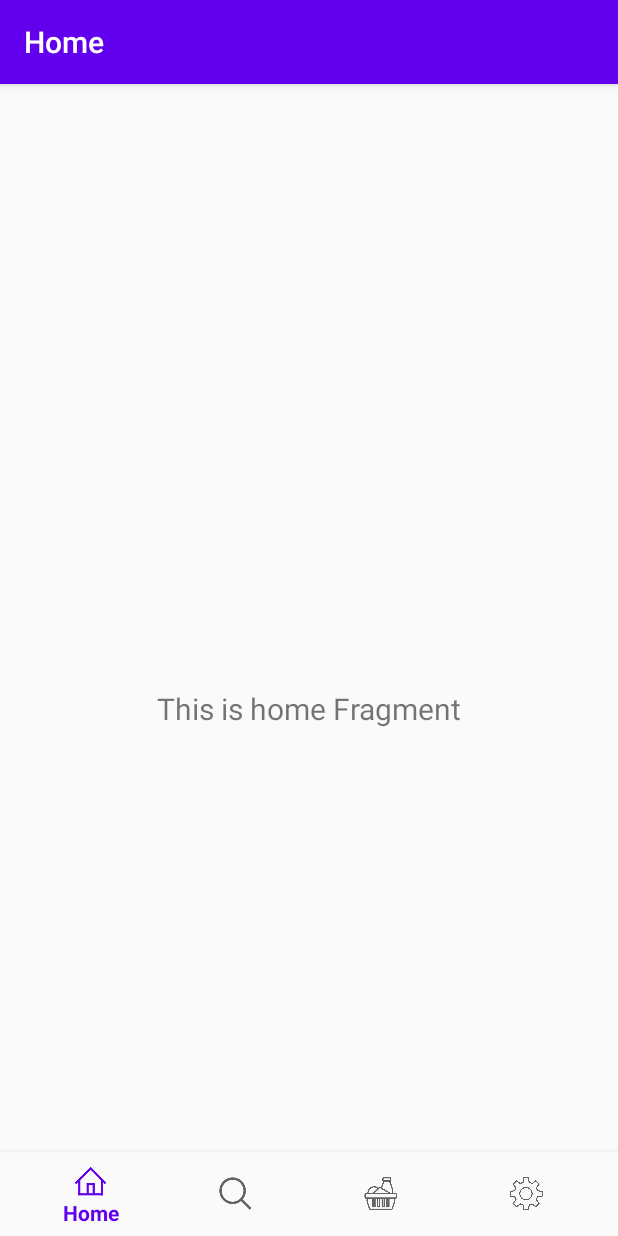
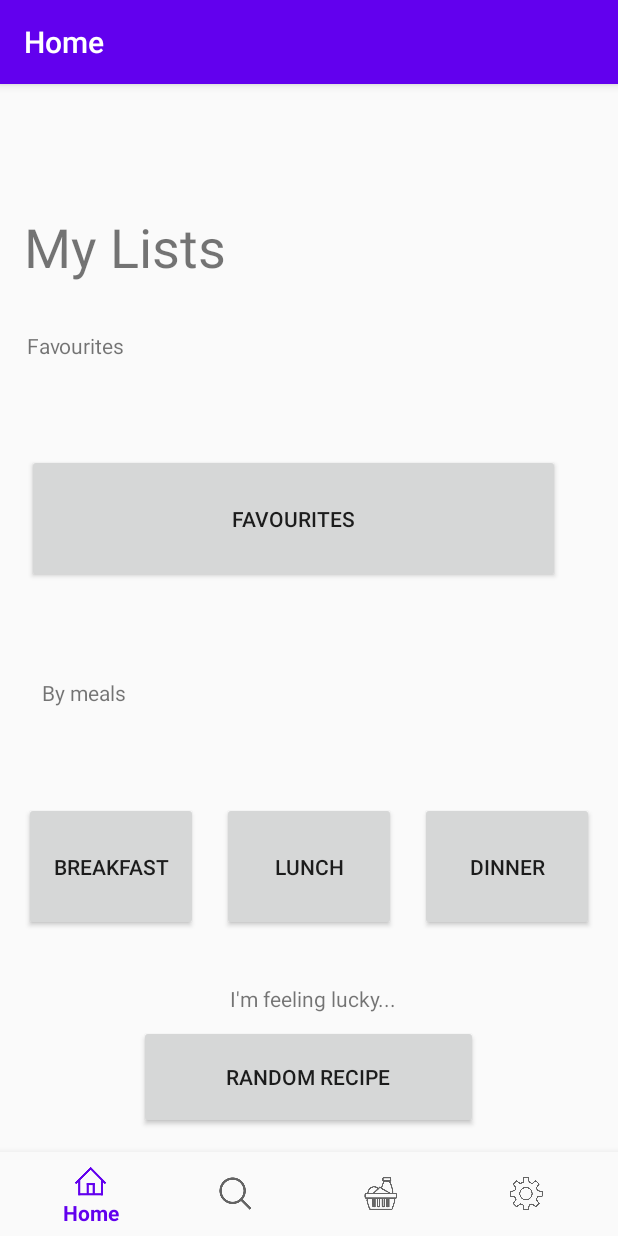
Before and after one commit to elenagin/Cook-For-You, an Android app: the screen it shows after launch (MainActivity), on a phone screen of 412 x 824 dp. Run offline under Robolectric (Android 15) with nearby library versions, the phone set to English and light mode, and no system bars; our stand-ins replace navigation-ui.

Commit message:
adding home view design

```diff
--- a/app/src/main/java/com/example/cookforyou/ui/home/HomeFragment.kt
+++ b/app/src/main/java/com/example/cookforyou/ui/home/HomeFragment.kt
@@ -21,10 +21,6 @@ class HomeFragment : Fragment() {
         homeViewModel =
                 ViewModelProviders.of(this).get(HomeViewModel::class.java)
         val root = inflater.inflate(R.layout.fragment_home, container, false)
-        val textView: TextView = root.findViewById(R.id.text_home)
-        homeViewModel.text.observe(viewLifecycleOwner, {
-            textView.text = it
-        })
         return root
     }
 }
--- a/app/src/main/java/com/example/cookforyou/ui/pantry/PantryAdapter.kt
+++ b/app/src/main/java/com/example/cookforyou/ui/pantry/PantryAdapter.kt
@@ -5,8 +5,9 @@ import android.view.View
 import android.view.ViewGroup
 import androidx.recyclerview.widget.RecyclerView
 import com.example.cookforyou.R
+import com.google.firebase.firestore.DocumentSnapshot
 
-class PantryAdapter(private val pantryItem: List<PantryItem>) :
+class PantryAdapter(private val pantryItem: MutableMap<String, Any>) :
     RecyclerView.Adapter<PantryAdapter.PantryHolder>() {
     override fun onCreateViewHolder(parent: ViewGroup, viewType: Int): PantryHolder {
         val layoutInflater = LayoutInflater.from(parent.context)
@@ -14,7 +15,7 @@ class PantryAdapter(private val pantryItem: List<PantryItem>) :
     }
 
     override fun onBindViewHolder(holder: PantryHolder, position: Int) {
-        holder.render(pantryItem[position])
+        //holder.render(pantryItem[position] as PantryItem)
     }
 
     override fun getItemCount(): Int = pantryItem.size
--- a/app/src/main/java/com/example/cookforyou/ui/pantry/PantryFragment.kt
+++ b/app/src/main/java/com/example/cookforyou/ui/pantry/PantryFragment.kt
@@ -9,18 +9,12 @@ import androidx.fragment.app.Fragment
 import androidx.recyclerview.widget.LinearLayoutManager
 import androidx.recyclerview.widget.RecyclerView
 import com.example.cookforyou.R
+import com.google.firebase.firestore.DocumentSnapshot
 import com.google.firebase.firestore.FirebaseFirestore
 
 private const val TAG = "PantryFragment"
 
 class PantryFragment : Fragment() {
-    private val pantryList = listOf(
-        PantryItem("Apples", 5, "unit(s)"),
-        PantryItem("Salt", 2, "Tablespoons"),
-        PantryItem("Cinnamon", 1, "Bottle"),
-    )
-
-    //private lateinit var pantryViewModel: PantryViewModel
     private lateinit var rvPantryList: RecyclerView
     var db = FirebaseFirestore.getInstance()
 
@@ -29,19 +23,16 @@ class PantryFragment : Fragment() {
         container: ViewGroup?,
         savedInstanceState: Bundle?
     ): View? {
-        //pantryViewModel =
-        //ViewModelProviders.of(this).get(PantryViewModel::class.java)
         val root = inflater.inflate(R.layout.fragment_pantry, container, false)
         rvPantryList = root.findViewById(R.id.rvPantryList) as RecyclerView
         rvPantryList.layoutManager = LinearLayoutManager(context)
-        val adapter = PantryAdapter(pantryList)
-        rvPantryList.adapter = adapter
-        Log.w(TAG, "hmmm")
         val docRef = db.collection("pantries").document("0XYZS3PgeIW9Cw6hAvgx")
         docRef.get()
             .addOnSuccessListener { document ->
                 if (document != null) {
                     Log.d(TAG, "DocumentSnapshot data: ${document.data}")
+                    val adapter = document.data?.let { PantryAdapter(it) }
+                    rvPantryList.adapter = adapter
                 } else {
                     Log.d(TAG, "No such document")
                 }
@@ -49,7 +40,6 @@ class PantryFragment : Fragment() {
             .addOnFailureListener { exception ->
                 Log.d(TAG, "get failed with ", exception)
             }
-
         return root
     }
 }
--- a/app/src/main/res/layout/fragment_home.xml
+++ b/app/src/main/res/layout/fragment_home.xml
@@ -7,16 +7,107 @@
     tools:context=".ui.home.HomeFragment">
 
     <TextView
-        android:id="@+id/text_home"
-        android:layout_width="match_parent"
+        android:id="@+id/favouritesTV"
+        android:layout_width="wrap_content"
         android:layout_height="wrap_content"
-        android:layout_marginStart="8dp"
-        android:layout_marginTop="8dp"
-        android:layout_marginEnd="8dp"
-        android:textAlignment="center"
-        android:textSize="20sp"
+        android:layout_marginStart="18dp"
+        android:text="@string/favourites"
+        app:layout_constraintBottom_toTopOf="@+id/myMealsTV"
+        app:layout_constraintEnd_toEndOf="parent"
+        app:layout_constraintHorizontal_bias="0.0"
+        app:layout_constraintStart_toStartOf="parent"
+        app:layout_constraintTop_toBottomOf="@+id/favouritesTV2"
+        app:layout_constraintVertical_bias="0.131" />
+
+    <Button
+        android:id="@+id/favouritesB"
+        android:layout_width="355dp"
+        android:layout_height="86dp"
+        android:layout_marginStart="18dp"
+        android:text="@string/favourites"
+        app:layout_constraintBottom_toTopOf="@+id/myMealsTV"
+        app:layout_constraintStart_toStartOf="parent"
+        app:layout_constraintTop_toBottomOf="@+id/favouritesTV"
+        app:layout_constraintVertical_bias="0.0" />
+
+    <TextView
+        android:id="@+id/favouritesTV2"
+        android:layout_width="wrap_content"
+        android:layout_height="wrap_content"
+        android:layout_marginStart="16dp"
+        android:layout_marginTop="28dp"
+        android:text="@string/my_lists"
+        android:textSize="36sp"
+        app:layout_constraintStart_toStartOf="parent"
+        app:layout_constraintTop_toTopOf="parent" />
+
+    <TextView
+        android:id="@+id/myMealsTV"
+        android:layout_width="wrap_content"
+        android:layout_height="wrap_content"
+        android:layout_marginStart="28dp"
+        android:text="@string/by_meals"
+        app:layout_constraintBottom_toTopOf="@+id/breakfastB"
+        app:layout_constraintEnd_toEndOf="parent"
+        app:layout_constraintHorizontal_bias="0.0"
+        app:layout_constraintStart_toStartOf="parent"
+        app:layout_constraintTop_toBottomOf="@+id/favouritesB" />
+
+    <Button
+        android:id="@+id/breakfastB"
+        android:layout_width="116dp"
+        android:layout_height="86dp"
+        android:text="@string/breakfast"
+        app:layout_constraintBottom_toTopOf="@+id/discoverB"
+        app:layout_constraintEnd_toStartOf="@+id/LunchB"
+        app:layout_constraintHorizontal_bias="0.5"
+        app:layout_constraintStart_toStartOf="parent"
+        app:layout_constraintTop_toBottomOf="@+id/myMealsTV"
+        app:layout_constraintVertical_bias="0.406" />
+
+    <Button
+        android:id="@+id/dinnerB"
+        android:layout_width="116dp"
+        android:layout_height="86dp"
+        android:text="@string/dinner"
+        app:layout_constraintEnd_toEndOf="parent"
+        app:layout_constraintHorizontal_bias="0.5"
+        app:layout_constraintStart_toEndOf="@+id/LunchB"
+        app:layout_constraintTop_toTopOf="@+id/LunchB" />
+
+    <Button
+        android:id="@+id/LunchB"
+        android:layout_width="116dp"
+        android:layout_height="86dp"
+        android:text="@string/lunch"
+        app:layout_constraintEnd_toStartOf="@+id/dinnerB"
+        app:layout_constraintHorizontal_bias="0.5"
+        app:layout_constraintStart_toEndOf="@+id/breakfastB"
+        app:layout_constraintTop_toTopOf="@+id/breakfastB" />
+
+    <Button
+        android:id="@+id/discoverB"
+        android:layout_width="226dp"
+        android:layout_height="69dp"
+        android:text="@string/random_recipe"
         app:layout_constraintBottom_toBottomOf="parent"
         app:layout_constraintEnd_toEndOf="parent"
+        app:layout_constraintHorizontal_bias="0.497"
         app:layout_constraintStart_toStartOf="parent"
-        app:layout_constraintTop_toTopOf="parent" />
+        app:layout_constraintTop_toBottomOf="@+id/discoverTV"
+        app:layout_constraintVertical_bias="0.1" />
+
+    <TextView
+        android:id="@+id/discoverTV"
+        android:layout_width="wrap_content"
+        android:layout_height="wrap_content"
+        android:text="@string/i_m_feeling_lucky"
+        app:layout_constraintBottom_toBottomOf="parent"
+        app:layout_constraintEnd_toEndOf="parent"
+        app:layout_constraintHorizontal_bias="0.51"
+        app:layout_constraintStart_toStartOf="parent"
+        app:layout_constraintTop_toBottomOf="@+id/breakfastB"
+        app:layout_constraintVertical_bias="0.194" />
+
+
 </androidx.constraintlayout.widget.ConstraintLayout>
--- a/app/src/main/res/values/strings.xml
+++ b/app/src/main/res/values/strings.xml
@@ -8,4 +8,12 @@
     <string name="card_amount">5</string>
     <string name="button_to_add_item">Button to add item</string>
     <string name="add_item_to_pantry">Add item to my pantry</string>
+    <string name="breakfast">Breakfast</string>
+    <string name="by_meals">By meals</string>
+    <string name="lunch">Lunch</string>
+    <string name="dinner">Dinner</string>
+    <string name="random_recipe">Random recipe</string>
+    <string name="i_m_feeling_lucky">I\'m feeling lucky...</string>
+    <string name="favourites">Favourites</string>
+    <string name="my_lists">My Lists</string>
 </resources>
```
